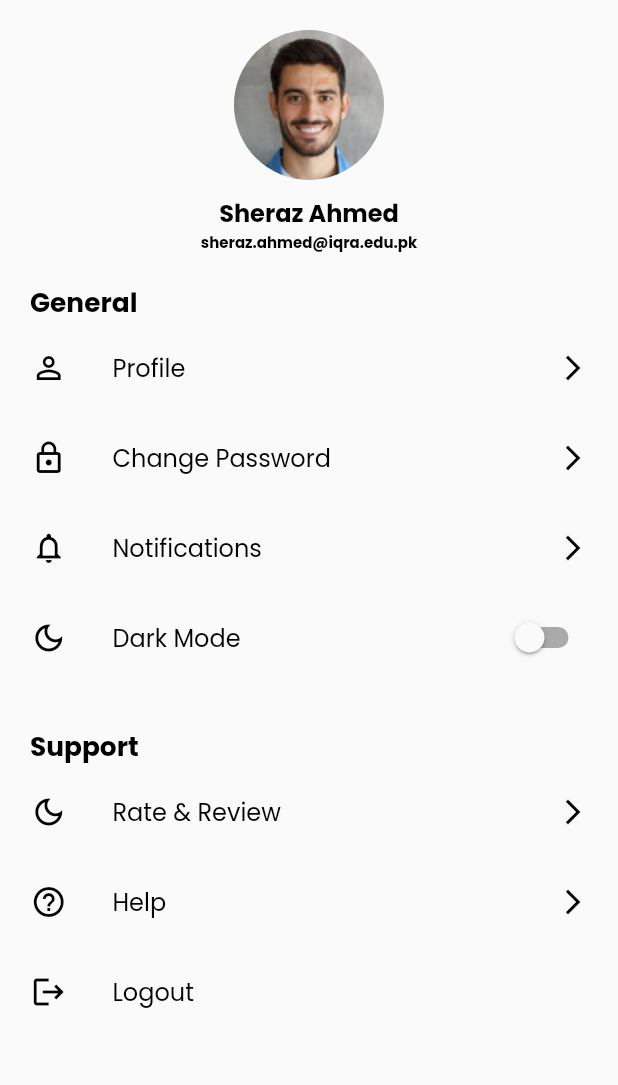
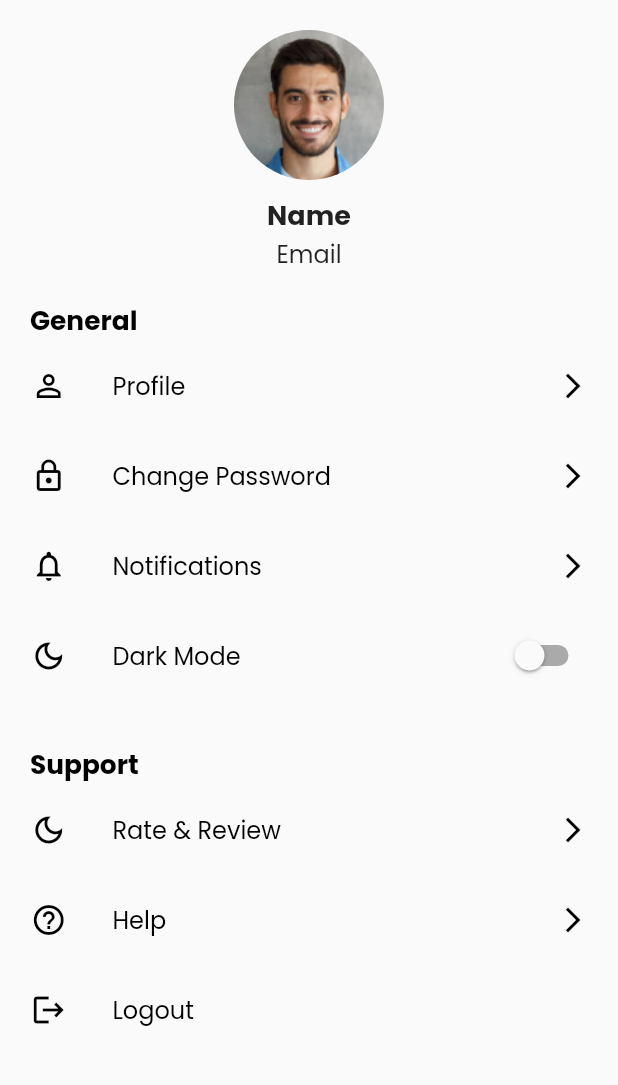
Before and after one commit to H-R-S/SOTL-APP, a Flutter app: the SettingsScreen screen opened by its route, on a phone screen of 412 x 824 dp, the part 84-1169 px from its top. Run offline on Flutter 3.47's test engine with Material 2 defaults, Android fonts, the phone set to English and light mode, and no system bars; our stand-ins replace dropdown_search, fl_chart, flutter_svg, shared_preferences; accounts and stored records are empty; project files that could hold a hidden picture were left out.

Commit message:
Widget UI Updated | UserInfoContainer Widget

```diff
--- a/lib/view/widgets/user_info_container/user_info_container.dart
+++ b/lib/view/widgets/user_info_container/user_info_container.dart
@@ -15,9 +15,6 @@ class UserInfoContainer extends StatelessWidget {
 
   @override
   Widget build(BuildContext context) {
-    // const style =
-    //     TextStyle(fontSize: 20, color: primary, fontWeight: FontWeight.normal);
-
     return Column(children: [
       Container(
         height: 100,
@@ -31,45 +28,10 @@ class UserInfoContainer extends StatelessWidget {
         ),
       ),
       const SizedBox(height: 10),
-      Text("Sheraz Ahmed",
-          style: TextStyle(
-              fontSize: 16,
-              color: Styles.fontColor,
-              fontWeight: FontWeight.w600)),
-      Text("sheraz.ahmed@iqra.edu.pk",
-          style: TextStyle(
-              fontSize: 10,
-              color: Styles.fontColor,
-              fontWeight: FontWeight.w600)),
+      Text(name,
+          style: Styles.h2),
+      Text(email,
+          style: Styles.subHeading),
     ]);
-    // InkWell(
-    //   onTap: onTap,
-    //   child: Container(
-    //     margin: const EdgeInsets.all(20).copyWith(top: 0),
-    //     padding: const EdgeInsets.all(20),
-    //     decoration: BoxDecoration(boxShadow: const [
-    //       BoxShadow(
-    //           color: grey, spreadRadius: 1, blurRadius: 5, offset: Offset(0, 3))
-    //     ], borderRadius: BorderRadius.circular(15), color: Colors.white),
-    //     child: Row(children: [
-    //       const CircleAvatar(
-    //           radius: 30,
-    //           backgroundColor: primary,
-    //           child: Icon(Icons.person, color: Colors.white, size: 30)),
-    //       const SizedBox(width: 20),
-    //       Column(
-    //           mainAxisSize: MainAxisSize.min,
-    //           crossAxisAlignment: CrossAxisAlignment.start,
-    //           children: [
-    //             Text(name, style: style.copyWith(fontWeight: FontWeight.bold)),
-    //             const SizedBox(height: 5),
-    //             Text(email,
-    //                 style: style.copyWith(color: primary.withOpacity(0.6))),
-    //             const SizedBox(height: 5),
-    //             Text(role, style: style)
-    //           ])
-    //     ]),
-    //   ),
-    // );
   }
 }
```
